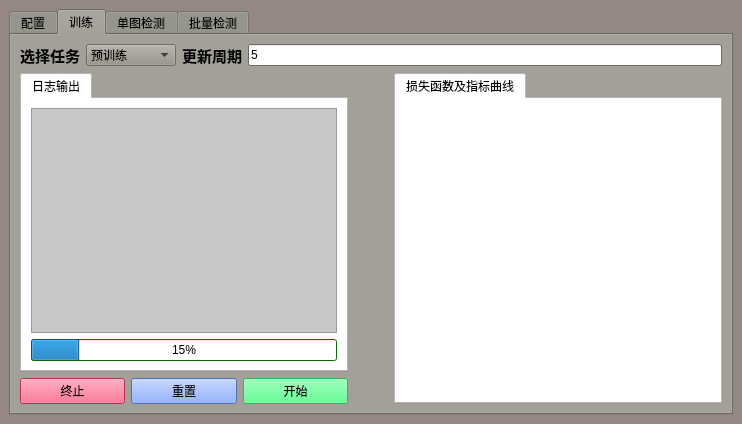
The window that develop.ui (cgsdfc/object-detection-ui) describes before a commit, drawn with Qt 5.
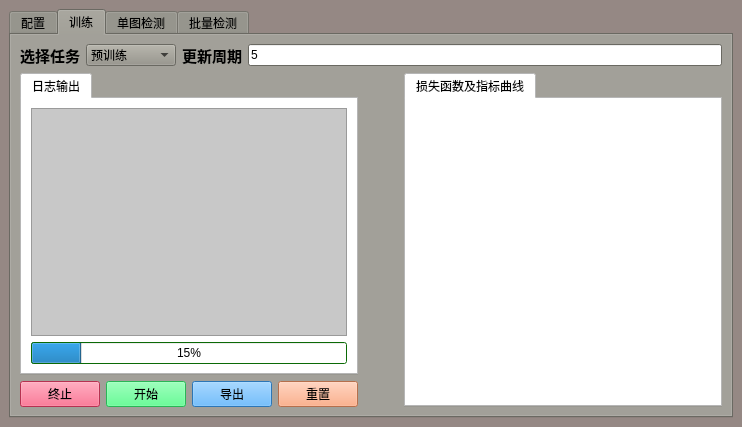
The same window after the commit. The open tabs and pages were chosen to show the change.

Commit message: 新增训练日志导出功能

```diff
--- a/develop.ui
+++ b/develop.ui
@@ -7,7 +7,7 @@
     <x>0</x>
     <y>0</y>
     <width>742</width>
-    <height>424</height>
+    <height>427</height>
    </rect>
   </property>
   <property name="palette">
@@ -4209,107 +4209,6 @@
                 </property>
                </widget>
               </item>
-              <item>
-               <widget class="QPushButton" name="pb_train_clear">
-                <property name="palette">
-                 <palette>
-                  <active>
-                   <colorrole role="Button">
-                    <brush brushstyle="SolidPattern">
-                     <color alpha="255">
-                      <red>108</red>
-                      <green>152</green>
-                      <blue>255</blue>
-                     </color>
-                    </brush>
-                   </colorrole>
-                   <colorrole role="Base">
-                    <brush brushstyle="SolidPattern">
-                     <color alpha="255">
-                      <red>108</red>
-                      <green>152</green>
-                      <blue>255</blue>
-                     </color>
-                    </brush>
-                   </colorrole>
-                   <colorrole role="Window">
-                    <brush brushstyle="SolidPattern">
-                     <color alpha="255">
-                      <red>108</red>
-                      <green>152</green>
-                      <blue>255</blue>
-                     </color>
-                    </brush>
-                   </colorrole>
-                  </active>
-                  <inactive>
-                   <colorrole role="Button">
-                    <brush brushstyle="SolidPattern">
-                     <color alpha="255">
-                      <red>108</red>
-                      <green>152</green>
-                      <blue>255</blue>
-                     </color>
-                    </brush>
-                   </colorrole>
-                   <colorrole role="Base">
-                    <brush brushstyle="SolidPattern">
-                     <color alpha="255">
-                      <red>108</red>
-                      <green>152</green>
-                      <blue>255</blue>
-                     </color>
-                    </brush>
-                   </colorrole>
-                   <colorrole role="Window">
-                    <brush brushstyle="SolidPattern">
-                     <color alpha="255">
-                      <red>108</red>
-                      <green>152</green>
-                      <blue>255</blue>
-                     </color>
-                    </brush>
-                   </colorrole>
-                  </inactive>
-                  <disabled>
-                   <colorrole role="Button">
-                    <brush brushstyle="SolidPattern">
-                     <color alpha="255">
-                      <red>108</red>
-                      <green>152</green>
-                      <blue>255</blue>
-                     </color>
-                    </brush>
-                   </colorrole>
-                   <colorrole role="Base">
-                    <brush brushstyle="SolidPattern">
-                     <color alpha="255">
-                      <red>108</red>
-                      <green>152</green>
-                      <blue>255</blue>
-                     </color>
-                    </brush>
-                   </colorrole>
-                   <colorrole role="Window">
-                    <brush brushstyle="SolidPattern">
-                     <color alpha="255">
-                      <red>108</red>
-                      <green>152</green>
-                      <blue>255</blue>
-                     </color>
-                    </brush>
-                   </colorrole>
-                  </disabled>
-                 </palette>
-                </property>
-                <property name="styleSheet">
-                 <string notr="true">background-color:rgb(108, 152, 255)</string>
-                </property>
-                <property name="text">
-                 <string>重置</string>
-                </property>
-               </widget>
-              </item>
               <item>
                <widget class="QPushButton" name="pb_train_start">
                 <property name="palette">
@@ -4411,6 +4310,208 @@
                 </property>
                </widget>
               </item>
+              <item>
+               <widget class="QPushButton" name="pb_train_export">
+                <property name="palette">
+                 <palette>
+                  <active>
+                   <colorrole role="Button">
+                    <brush brushstyle="SolidPattern">
+                     <color alpha="255">
+                      <red>61</red>
+                      <green>165</green>
+                      <blue>255</blue>
+                     </color>
+                    </brush>
+                   </colorrole>
+                   <colorrole role="Base">
+                    <brush brushstyle="SolidPattern">
+                     <color alpha="255">
+                      <red>61</red>
+                      <green>165</green>
+                      <blue>255</blue>
+                     </color>
+                    </brush>
+                   </colorrole>
+                   <colorrole role="Window">
+                    <brush brushstyle="SolidPattern">
+                     <color alpha="255">
+                      <red>61</red>
+                      <green>165</green>
+                      <blue>255</blue>
+                     </color>
+                    </brush>
+                   </colorrole>
+                  </active>
+                  <inactive>
+                   <colorrole role="Button">
+                    <brush brushstyle="SolidPattern">
+                     <color alpha="255">
+                      <red>61</red>
+                      <green>165</green>
+                      <blue>255</blue>
+                     </color>
+                    </brush>
+                   </colorrole>
+                   <colorrole role="Base">
+                    <brush brushstyle="SolidPattern">
+                     <color alpha="255">
+                      <red>61</red>
+                      <green>165</green>
+                      <blue>255</blue>
+                     </color>
+                    </brush>
+                   </colorrole>
+                   <colorrole role="Window">
+                    <brush brushstyle="SolidPattern">
+                     <color alpha="255">
+                      <red>61</red>
+                      <green>165</green>
+                      <blue>255</blue>
+                     </color>
+                    </brush>
+                   </colorrole>
+                  </inactive>
+                  <disabled>
+                   <colorrole role="Button">
+                    <brush brushstyle="SolidPattern">
+                     <color alpha="255">
+                      <red>61</red>
+                      <green>165</green>
+                      <blue>255</blue>
+                     </color>
+                    </brush>
+                   </colorrole>
+                   <colorrole role="Base">
+                    <brush brushstyle="SolidPattern">
+                     <color alpha="255">
+                      <red>61</red>
+                      <green>165</green>
+                      <blue>255</blue>
+                     </color>
+                    </brush>
+                   </colorrole>
+                   <colorrole role="Window">
+                    <brush brushstyle="SolidPattern">
+                     <color alpha="255">
+                      <red>61</red>
+                      <green>165</green>
+                      <blue>255</blue>
+                     </color>
+                    </brush>
+                   </colorrole>
+                  </disabled>
+                 </palette>
+                </property>
+                <property name="styleSheet">
+                 <string notr="true">background-color: rgb(61, 165, 255)</string>
+                </property>
+                <property name="text">
+                 <string>导出</string>
+                </property>
+               </widget>
+              </item>
+              <item>
+               <widget class="QPushButton" name="pb_train_clear">
+                <property name="palette">
+                 <palette>
+                  <active>
+                   <colorrole role="Button">
+                    <brush brushstyle="SolidPattern">
+                     <color alpha="255">
+                      <red>255</red>
+                      <green>156</green>
+                      <blue>107</blue>
+                     </color>
+                    </brush>
+                   </colorrole>
+                   <colorrole role="Base">
+                    <brush brushstyle="SolidPattern">
+                     <color alpha="255">
+                      <red>255</red>
+                      <green>156</green>
+                      <blue>107</blue>
+                     </color>
+                    </brush>
+                   </colorrole>
+                   <colorrole role="Window">
+                    <brush brushstyle="SolidPattern">
+                     <color alpha="255">
+                      <red>255</red>
+                      <green>156</green>
+                      <blue>107</blue>
+                     </color>
+                    </brush>
+                   </colorrole>
+                  </active>
+                  <inactive>
+                   <colorrole role="Button">
+                    <brush brushstyle="SolidPattern">
+                     <color alpha="255">
+                      <red>255</red>
+                      <green>156</green>
+                      <blue>107</blue>
+                     </color>
+                    </brush>
+                   </colorrole>
+                   <colorrole role="Base">
+                    <brush brushstyle="SolidPattern">
+                     <color alpha="255">
+                      <red>255</red>
+                      <green>156</green>
+                      <blue>107</blue>
+                     </color>
+                    </brush>
+                   </colorrole>
+                   <colorrole role="Window">
+                    <brush brushstyle="SolidPattern">
+                     <color alpha="255">
+                      <red>255</red>
+                      <green>156</green>
+                      <blue>107</blue>
+                     </color>
+                    </brush>
+                   </colorrole>
+                  </inactive>
+                  <disabled>
+                   <colorrole role="Button">
+                    <brush brushstyle="SolidPattern">
+                     <color alpha="255">
+                      <red>255</red>
+                      <green>156</green>
+                      <blue>107</blue>
+                     </color>
+                    </brush>
+                   </colorrole>
+                   <colorrole role="Base">
+                    <brush brushstyle="SolidPattern">
+                     <color alpha="255">
+                      <red>255</red>
+                      <green>156</green>
+                      <blue>107</blue>
+                     </color>
+                    </brush>
+                   </colorrole>
+                   <colorrole role="Window">
+                    <brush brushstyle="SolidPattern">
+                     <color alpha="255">
+                      <red>255</red>
+                      <green>156</green>
+                      <blue>107</blue>
+                     </color>
+                    </brush>
+                   </colorrole>
+                  </disabled>
+                 </palette>
+                </property>
+                <property name="styleSheet">
+                 <string notr="true">background-color:rgb(255, 156, 107)</string>
+                </property>
+                <property name="text">
+                 <string>重置</string>
+                </property>
+               </widget>
+              </item>
              </layout>
             </item>
            </layout>
```
Left out of the diff: 6 changed lines with no effect on the pictures. The commit also changes 3 other files.
